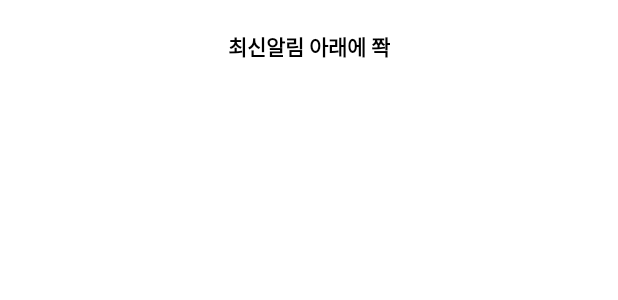
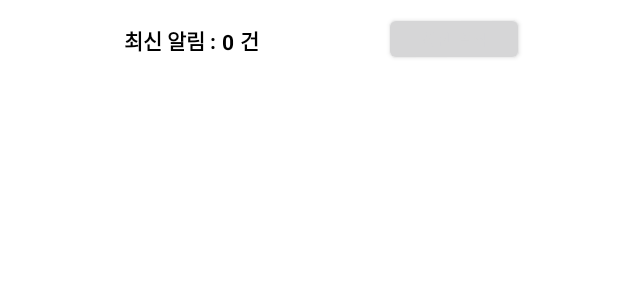
Before and after one commit to JamesDev51/dont-late-for-lecture, an Android app: the layout fragment_twitter_web.xml on its own in the app's theme, with its tools: preview values and no code run, on a phone screen of 412 x 824 dp. Shown: the top 300 px of the screen. Run offline under Robolectric (Android 15) with nearby library versions, the phone set to English and light mode, and no system bars; network calls fail.

```diff
--- a/app/build.gradle
+++ b/app/build.gradle
@@ -55,6 +55,11 @@ dependencies {
     androidTestImplementation 'androidx.test.ext:junit:1.1.4'
     androidTestImplementation 'androidx.test.espresso:espresso-core:3.5.0'
 
+    //retrofit2
+    implementation 'com.squareup.retrofit2:retrofit:2.9.0'
+    //Gson 변환기
+    implementation 'com.squareup.retrofit2:converter-gson:2.9.0'
+
     implementation 'androidx.activity:activity-ktx:1.6.1'
     implementation 'androidx.fragment:fragment-ktx:1.5.4'
 
--- a/app/src/main/AndroidManifest.xml
+++ b/app/src/main/AndroidManifest.xml
@@ -2,6 +2,7 @@
 <manifest xmlns:android="http://schemas.android.com/apk/res/android"
           xmlns:tools="http://schemas.android.com/tools"
           package="com.team8.dlfl">
+
 
     <uses-permission android:name="android.permission.INTERNET"/>
 
--- /dev/null
+++ b/app/src/main/res/drawable/ic_baseline_people_24.xml
@@ -0,0 +1,5 @@
+<vector android:height="24dp" android:tint="#000000"
+    android:viewportHeight="24" android:viewportWidth="24"
+    android:width="24dp" xmlns:android="http://schemas.android.com/apk/res/android">
+    <path android:fillColor="@android:color/white" android:pathData="M16,11c1.66,0 2.99,-1.34 2.99,-3S17.66,5 16,5c-1.66,0 -3,1.34 -3,3s1.34,3 3,3zM8,11c1.66,0 2.99,-1.34 2.99,-3S9.66,5 8,5C6.34,5 5,6.34 5,8s1.34,3 3,3zM8,13c-2.33,0 -7,1.17 -7,3.5L1,19h14v-2.5c0,-2.33 -4.67,-3.5 -7,-3.5zM16,13c-0.29,0 -0.62,0.02 -0.97,0.05 1.16,0.84 1.97,1.97 1.97,3.45L17,19h6v-2.5c0,-2.33 -4.67,-3.5 -7,-3.5z"/>
+</vector>
--- a/app/src/main/res/layout/fragment_twitter_web.xml
+++ b/app/src/main/res/layout/fragment_twitter_web.xml
@@ -8,14 +8,62 @@
         android:id="@+id/frameLayout5">
 
     <TextView
-            android:text="최신알림 아래에 쫙"
+            android:text="최신 알림 :"
             android:layout_width="wrap_content"
             android:layout_height="wrap_content"
-            android:id="@+id/textView5"
+            android:id="@+id/textView"
             app:layout_constraintStart_toStartOf="parent"
-            app:layout_constraintEnd_toEndOf="parent"
             app:layout_constraintTop_toTopOf="parent"
-            android:layout_marginTop="20dp"
+            android:layout_marginTop="16dp"
+            android:layout_marginStart="16dp"
+            android:textColor="#000000"
+            android:textStyle="bold"
+            app:layout_constraintHorizontal_bias="0.5"
+            app:layout_constraintEnd_toStartOf="@+id/btn_lately" />
+
+    <TextView
+            android:text="0"
+            android:layout_width="wrap_content"
+            android:layout_height="wrap_content"
+            android:id="@+id/txt_num_notices"
+            app:layout_constraintStart_toEndOf="@+id/textView"
+            app:layout_constraintBottom_toBottomOf="@+id/textView"
+            android:layout_marginStart="4dp"
             android:textColor="#000000"
             android:textStyle="bold" />
+
+    <TextView
+            android:text="건"
+            android:layout_width="wrap_content"
+            android:layout_height="wrap_content"
+            android:id="@+id/textView3"
+            app:layout_constraintStart_toEndOf="@+id/txt_num_notices"
+            app:layout_constraintBottom_toBottomOf="@+id/txt_num_notices"
+            android:layout_marginStart="4dp"
+            android:textColor="#000000"
+            android:textStyle="bold" />
+
+    <Button
+            android:text="최신 알림"
+            android:layout_width="85dp"
+            android:layout_height="36dp"
+            android:id="@+id/btn_lately"
+            app:layout_constraintStart_toEndOf="@+id/textView"
+            android:textSize="10sp"
+            android:layout_marginStart="50dp"
+            app:layout_constraintTop_toTopOf="parent"
+            android:layout_marginTop="8dp"
+            app:layout_constraintHorizontal_bias="0.5"
+            app:layout_constraintEnd_toEndOf="parent"
+            app:layout_constraintBottom_toTopOf="@+id/rec_notices" />
+
+    <androidx.recyclerview.widget.RecyclerView
+            android:layout_width="match_parent"
+            android:layout_height="0dp"
+            android:id="@+id/rec_notices"
+            app:layout_constraintBottom_toBottomOf="parent"
+            app:layout_constraintTop_toBottomOf="@+id/btn_lately"
+            app:layout_constraintStart_toStartOf="parent"
+            app:layout_constraintEnd_toEndOf="parent" />
+
 </androidx.constraintlayout.widget.ConstraintLayout>
```
Also changed, not shown: app/src/main/java/com/team8/dlfl/adapter/TwitterAdapter.kt (added, +39 -0 lines), app/src/main/java/com/team8/dlfl/fragment/Twitter.kt (added, +10 -0 lines), app/src/main/java/com/team8/dlfl/fragment/TwitterWebFragment.kt (+32 -24 lines), app/src/main/java/com/team8/dlfl/repository/TwitterRepository.kt (added, +32 -0 lines), app/src/main/java/com/team8/dlfl/viewmodel/TwitterViewModel.kt (added, +33 -0 lines), app/src/main/res/layout/fragment_entry.xml (+10 -8 lines), app/src/main/res/layout/fragment_item.xml (deleted, +0 -20 lines), app/src/main/res/layout/item_notice.xml (added, +42 -0 lines), app/src/main/res/layout/list_twitters.xml (added, +64 -0 lines), app/src/main/res/drawable/corporation.png (added), app/src/main/res/drawable/solidarity.png (added), app/src/main/res/drawable/subwaymap.png (added).
